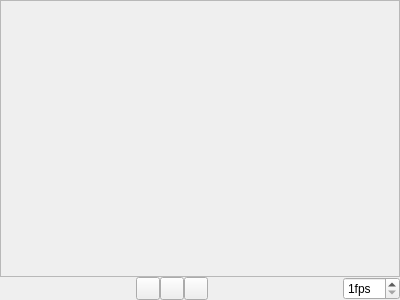
First picture: the form in src/dicomview/framechooser.ui, repository jedrzejowski/sokar-app, before the edit.
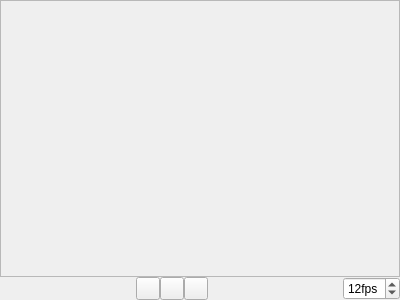
Second picture: the form after the edit. Icons and pictures are not drawn.

The edit to the form file:
```diff
--- a/src/dicomview/framechooser.ui
+++ b/src/dicomview/framechooser.ui
@@ -119,6 +119,9 @@
                                 <property name="minimum">
                                     <number>1</number>
                                 </property>
+                                <property name="value">
+                                    <number>12</number>
+                                </property>
                             </widget>
                         </item>
                     </layout>
```
